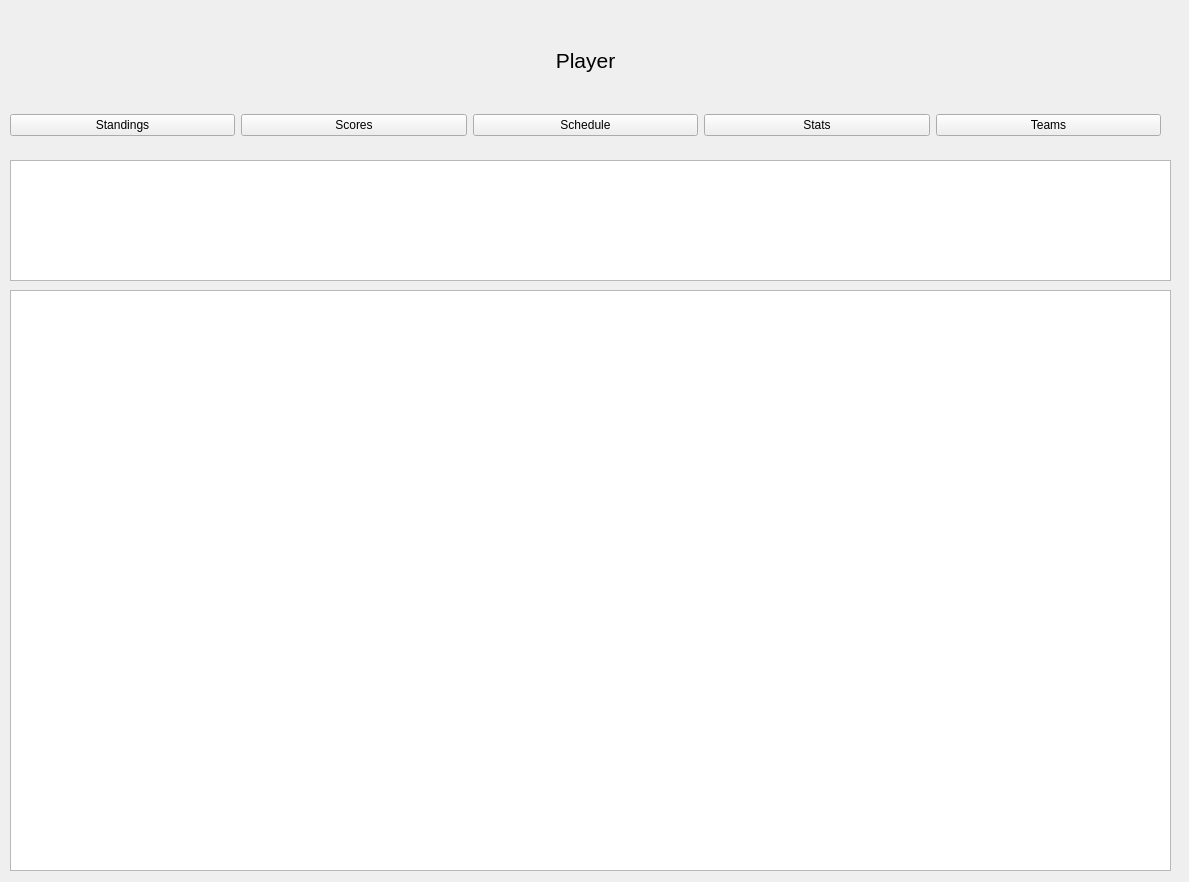
lucas02125/Baseball-world, file Pages/player.ui: the form before one commit.
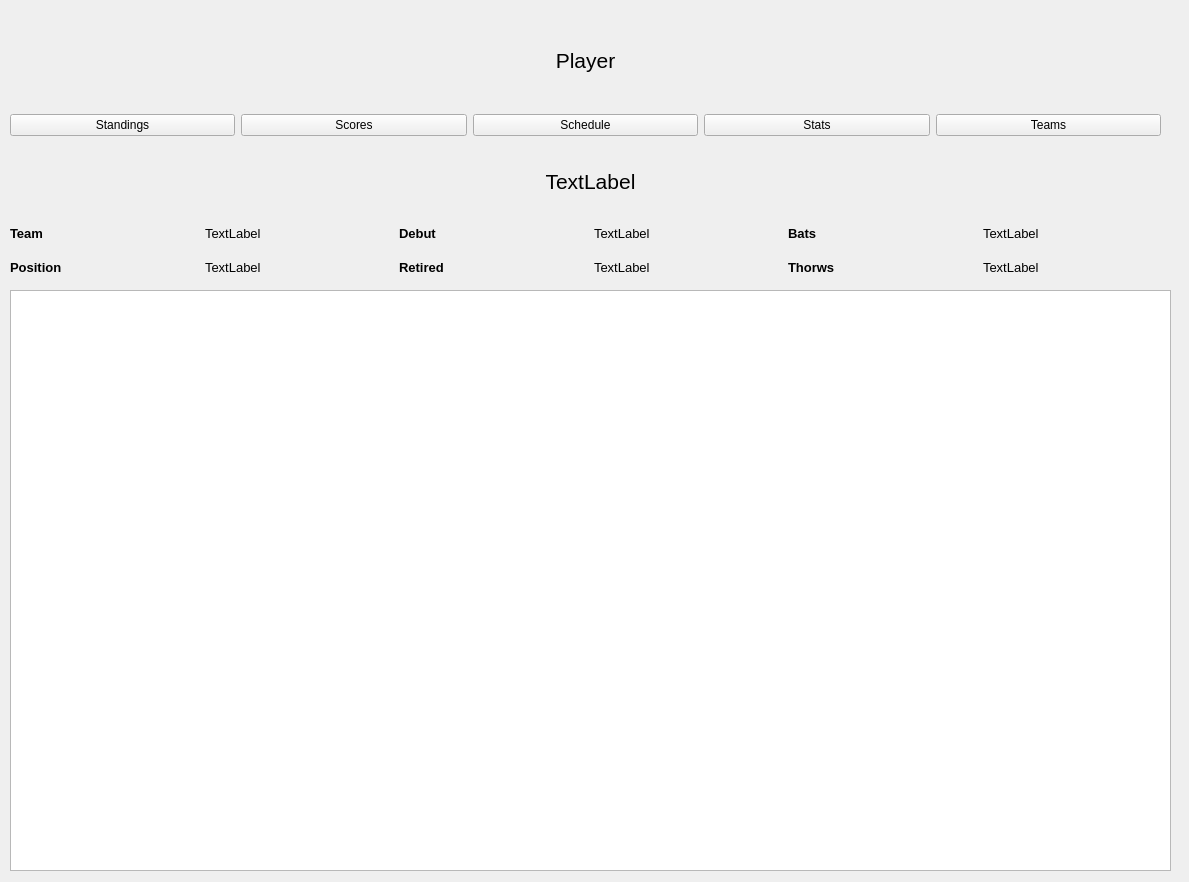
The form after the commit.

Commit message: - Editing Player Page

```diff
--- a/Pages/player.ui
+++ b/Pages/player.ui
@@ -101,14 +101,210 @@
    <property name="geometry">
     <rect>
      <x>10</x>
-     <y>160</y>
+     <y>150</y>
      <width>1161</width>
-     <height>121</height>
+     <height>131</height>
     </rect>
    </property>
    <layout class="QVBoxLayout" name="verticalLayout_2">
     <item>
-     <widget class="QTextBrowser" name="txtB_PlayerInfo"/>
+     <widget class="QLabel" name="lbl_playerName">
+      <property name="font">
+       <font>
+        <pointsize>16</pointsize>
+       </font>
+      </property>
+      <property name="text">
+       <string>TextLabel</string>
+      </property>
+      <property name="alignment">
+       <set>Qt::AlignCenter</set>
+      </property>
+     </widget>
+    </item>
+    <item>
+     <layout class="QHBoxLayout" name="horizontalLayout_3">
+      <item>
+       <layout class="QVBoxLayout" name="verticalLayout_5">
+        <item>
+         <widget class="QLabel" name="label_4">
+          <property name="font">
+           <font>
+            <pointsize>10</pointsize>
+            <weight>75</weight>
+            <bold>true</bold>
+           </font>
+          </property>
+          <property name="text">
+           <string>Team</string>
+          </property>
+         </widget>
+        </item>
+        <item>
+         <widget class="QLabel" name="label_6">
+          <property name="font">
+           <font>
+            <pointsize>10</pointsize>
+            <weight>75</weight>
+            <bold>true</bold>
+           </font>
+          </property>
+          <property name="text">
+           <string>Position</string>
+          </property>
+         </widget>
+        </item>
+       </layout>
+      </item>
+      <item>
+       <layout class="QVBoxLayout" name="verticalLayout_7">
+        <item>
+         <widget class="QLabel" name="lbl_teamName">
+          <property name="font">
+           <font>
+            <pointsize>10</pointsize>
+           </font>
+          </property>
+          <property name="text">
+           <string>TextLabel</string>
+          </property>
+         </widget>
+        </item>
+        <item>
+         <widget class="QLabel" name="lbl_positions">
+          <property name="font">
+           <font>
+            <pointsize>10</pointsize>
+           </font>
+          </property>
+          <property name="text">
+           <string>TextLabel</string>
+          </property>
+         </widget>
+        </item>
+       </layout>
+      </item>
+      <item>
+       <layout class="QVBoxLayout" name="verticalLayout_8">
+        <item>
+         <widget class="QLabel" name="label_3">
+          <property name="font">
+           <font>
+            <pointsize>10</pointsize>
+            <weight>75</weight>
+            <bold>true</bold>
+           </font>
+          </property>
+          <property name="text">
+           <string>Debut</string>
+          </property>
+         </widget>
+        </item>
+        <item>
+         <widget class="QLabel" name="label_5">
+          <property name="font">
+           <font>
+            <pointsize>10</pointsize>
+            <weight>75</weight>
+            <bold>true</bold>
+           </font>
+          </property>
+          <property name="text">
+           <string>Retired</string>
+          </property>
+         </widget>
+        </item>
+       </layout>
+      </item>
+      <item>
+       <layout class="QVBoxLayout" name="verticalLayout_3">
+        <item>
+         <widget class="QLabel" name="lbl_Debut">
+          <property name="font">
+           <font>
+            <pointsize>10</pointsize>
+           </font>
+          </property>
+          <property name="text">
+           <string>TextLabel</string>
+          </property>
+         </widget>
+        </item>
+        <item>
+         <widget class="QLabel" name="lbl_Retired">
+          <property name="font">
+           <font>
+            <pointsize>10</pointsize>
+           </font>
+          </property>
+          <property name="text">
+           <string>TextLabel</string>
+          </property>
+         </widget>
+        </item>
+       </layout>
+      </item>
+      <item>
+       <layout class="QVBoxLayout" name="verticalLayout_9">
+        <item>
+         <widget class="QLabel" name="label_2">
+          <property name="font">
+           <font>
+            <pointsize>10</pointsize>
+            <weight>75</weight>
+            <bold>true</bold>
+           </font>
+          </property>
+          <property name="text">
+           <string>Bats</string>
+          </property>
+         </widget>
+        </item>
+        <item>
+         <widget class="QLabel" name="label_7">
+          <property name="font">
+           <font>
+            <pointsize>10</pointsize>
+            <weight>75</weight>
+            <bold>true</bold>
+           </font>
+          </property>
+          <property name="text">
+           <string>Thorws</string>
+          </property>
+         </widget>
+        </item>
+       </layout>
+      </item>
+      <item>
+       <layout class="QVBoxLayout" name="verticalLayout_10">
+        <item>
+         <widget class="QLabel" name="lbl_bats">
+          <property name="font">
+           <font>
+            <pointsize>10</pointsize>
+           </font>
+          </property>
+          <property name="text">
+           <string>TextLabel</string>
+          </property>
+         </widget>
+        </item>
+        <item>
+         <widget class="QLabel" name="lbl_throws">
+          <property name="font">
+           <font>
+            <pointsize>10</pointsize>
+           </font>
+          </property>
+          <property name="text">
+           <string>TextLabel</string>
+          </property>
+         </widget>
+        </item>
+       </layout>
+      </item>
+     </layout>
     </item>
    </layout>
   </widget>
```
